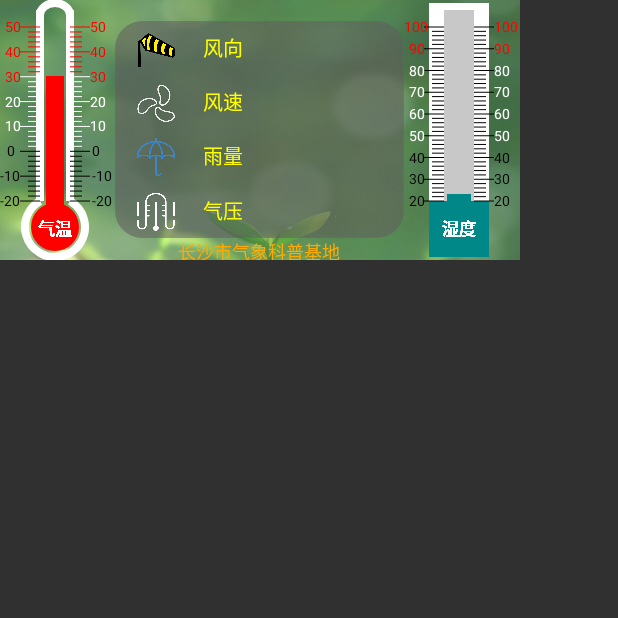
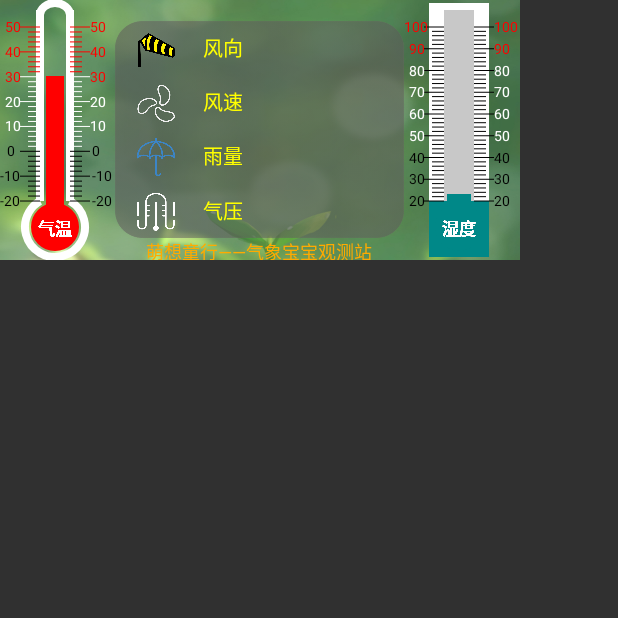
Before and after one commit to Ai-duo/AppChangSha, an Android app: the screen it shows after launch (MainActivity), on a phone screen of 412 x 824 dp, the top half of it. Run offline under Robolectric (Android 15) with nearby library versions, the phone set to English and light mode, and no system bars; our stand-ins replace EventBus, data binding.

Commit message:
修改文字

```diff
--- a/app/src/main/res/layout/activity_main.xml
+++ b/app/src/main/res/layout/activity_main.xml
@@ -197,7 +197,7 @@
                 android:gravity="center"
                 android:textColor="#fa0"
                 android:textSize="18px"
-                android:text="长沙市气象科普基地"
+                android:text="萌想童行——气象宝宝观测站"
                 android:layout_width="match_parent"
                 android:layout_height="0px"
                 android:layout_weight="1"/>
```
